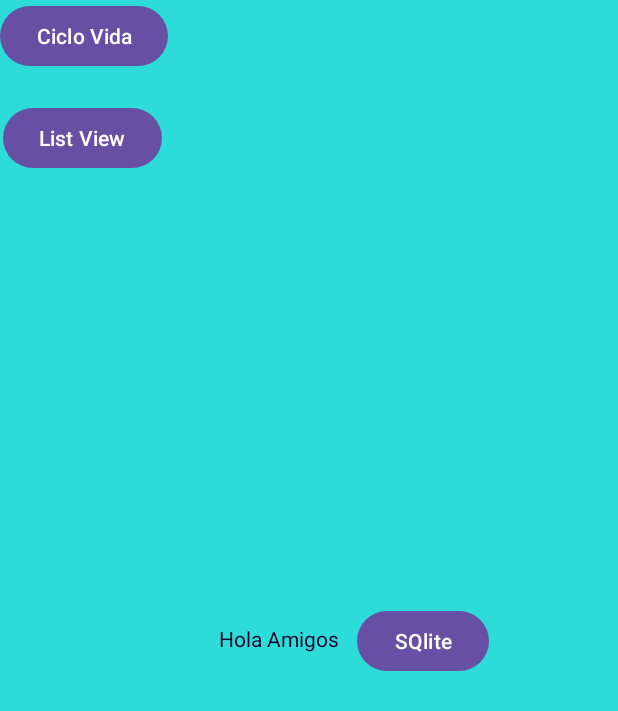
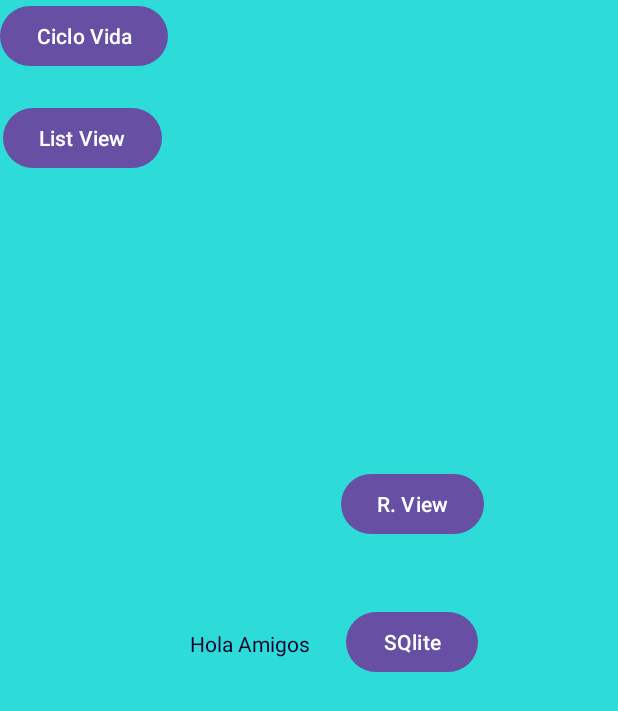
Before and after one commit to TAnthonyR/mov-gr1-perea-soledispa-santiago-jefferson, an Android app: the screen it shows after launch (MainActivity), on a phone screen of 412 x 824 dp. Shown: the top 711 px of the screen. Run offline under Robolectric (Android 15) with nearby library versions, the phone set to English and light mode, and no system bars.

Commit message:
clase 17/01 completa

```diff
--- a/01-Android/app/src/main/java/com/example/ccgr12024b_sjps/MainActivity.kt
+++ b/01-Android/app/src/main/java/com/example/ccgr12024b_sjps/MainActivity.kt
@@ -116,11 +116,11 @@ class MainActivity : AppCompatActivity() {
                 irActividad(ECrudEntrenador::class.java)
             }
 
-        /*val botonIrRecyclerView = findViewById<Button>(R.id.btn_recycler_view)
+        val botonIrRecyclerView = findViewById<Button>(R.id.btn_recycler_view)
         botonIrRecyclerView
             .setOnClickListener {
                 irActividad(FRecyclerView::class.java)
-            }*/
+            }
     }
     fun irActividad(clase:Class<*>){
         startActivity(Intent(this, clase))
--- a/01-Android/app/src/main/res/layout/activity_main.xml
+++ b/01-Android/app/src/main/res/layout/activity_main.xml
@@ -20,12 +20,12 @@
         android:id="@+id/btn_sqlite"
         android:layout_width="wrap_content"
         android:layout_height="wrap_content"
-        android:layout_marginStart="12dp"
+        android:layout_marginStart="24dp"
         android:text="SQlite"
         app:layout_constraintBottom_toBottomOf="@+id/textView"
         app:layout_constraintStart_toEndOf="@+id/textView"
         app:layout_constraintTop_toTopOf="@+id/textView"
-        app:layout_constraintVertical_bias="0.448" />
+        app:layout_constraintVertical_bias="0.551" />
 
     <Button
         android:id="@+id/btn_ciclo_vida"
@@ -75,9 +75,19 @@
         android:textColor="@color/saludo_color"
         app:layout_constraintBottom_toBottomOf="parent"
         app:layout_constraintEnd_toEndOf="parent"
-        app:layout_constraintHorizontal_bias="0.156"
+        app:layout_constraintHorizontal_bias="0.068"
         app:layout_constraintStart_toEndOf="@+id/btn_ciclo_vida"
         app:layout_constraintTop_toTopOf="parent"
-        app:layout_constraintVertical_bias="0.517" />
+        app:layout_constraintVertical_bias="0.521" />
+
+    <Button
+        android:id="@+id/btn_recycler_view"
+        android:layout_width="wrap_content"
+        android:layout_height="wrap_content"
+        android:layout_marginBottom="44dp"
+        android:text="R. View"
+        app:layout_constraintBottom_toTopOf="@+id/btn_sqlite"
+        app:layout_constraintEnd_toEndOf="@+id/btn_sqlite"
+        app:layout_constraintStart_toStartOf="@+id/btn_sqlite" />
 
 </androidx.constraintlayout.widget.ConstraintLayout>
```
Also changed, not shown: 01-Android/app/src/main/java/com/example/ccgr12024b_sjps/FRecyclerView.kt (+19 -0 lines), 01-Android/app/src/main/java/com/example/ccgr12024b_sjps/FRecyclerViewAdaptadorNombreDescripcion.kt (+55 -1 lines), 01-Android/app/src/main/res/layout/activity_frecycler_view.xml (+19 -0 lines), 01-Android/app/src/main/res/layout/recycler_view_vista.xml (+44 -0 lines).
